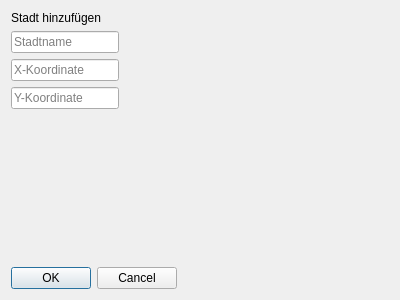
Before: the Qt Designer form V09/Streetplanner/addcitydialog.ui in yzaimoglu/rwth-pi1, drawn with Qt 5.
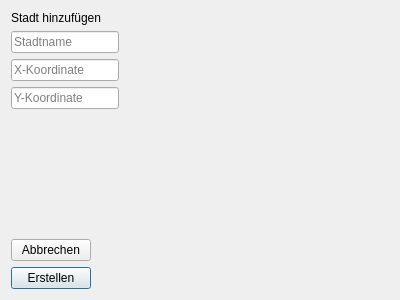
After: the same form once the commit is applied.

```diff
--- a/V09/Streetplanner/addcitydialog.ui
+++ b/V09/Streetplanner/addcitydialog.ui
@@ -31,16 +31,6 @@
      </property>
     </widget>
    </item>
-   <item row="5" column="0">
-    <widget class="QDialogButtonBox" name="buttonBox">
-     <property name="orientation">
-      <enum>Qt::Horizontal</enum>
-     </property>
-     <property name="standardButtons">
-      <set>QDialogButtonBox::Cancel|QDialogButtonBox::Ok</set>
-     </property>
-    </widget>
-   </item>
    <item row="2" column="0">
     <widget class="QLineEdit" name="lineEdit_x_coord">
      <property name="toolTip">
@@ -74,6 +64,23 @@
      </property>
     </spacer>
    </item>
+   <item row="5" column="0">
+    <widget class="QPushButton" name="pushButton_cancel">
+     <property name="text">
+      <string>Abbrechen</string>
+     </property>
+    </widget>
+   </item>
+   <item row="6" column="0">
+    <widget class="QPushButton" name="pushButton_create">
+     <property name="text">
+      <string>Erstellen</string>
+     </property>
+     <property name="default">
+      <bool>true</bool>
+     </property>
+    </widget>
+   </item>
   </layout>
  </widget>
  <resources/>
```
Left out of the diff: 35 changed lines with no effect on the pictures.
